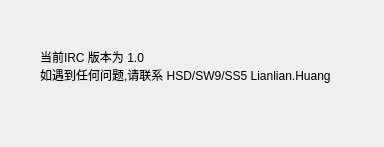
Before: the Qt Designer form aboutirc.ui in barrycool/IRC_tool, drawn with Qt 5.
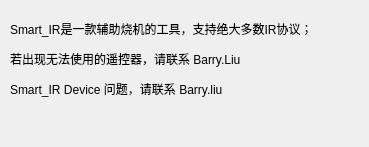
After: the same form once the commit is applied.

The edit to the form file:
```diff
--- a/aboutirc.ui
+++ b/aboutirc.ui
@@ -6,7 +6,7 @@
    <rect>
     <x>0</x>
     <y>0</y>
-    <width>384</width>
+    <width>369</width>
     <height>147</height>
    </rect>
   </property>
@@ -16,15 +16,14 @@
   <widget class="QLabel" name="label">
    <property name="geometry">
     <rect>
-     <x>40</x>
+     <x>10</x>
      <y>20</y>
-     <width>301</width>
+     <width>331</width>
      <height>91</height>
     </rect>
    </property>
    <property name="text">
-    <string>当前IRC 版本为 1.0
-如遇到任何问题,请联系 HSD/SW9/SS5 Lianlian.Huang</string>
+    <string>&lt;html&gt;&lt;head/&gt;&lt;body&gt;&lt;p&gt;Smart_IR是一款辅助烧机的工具，支持绝大多数IR协议；&lt;/p&gt;&lt;p&gt;若出现无法使用的遥控器，请联系 Barry.Liu&lt;/p&gt;&lt;p&gt;Smart_IR Device 问题，请联系 Barry.liu&lt;/p&gt;&lt;p&gt;Smart_IR PC Tool问题，请联系 Lianlian.Huang &amp;amp; Luna.Chen&lt;/p&gt;&lt;/body&gt;&lt;/html&gt;</string>
    </property>
   </widget>
  </widget>
```
